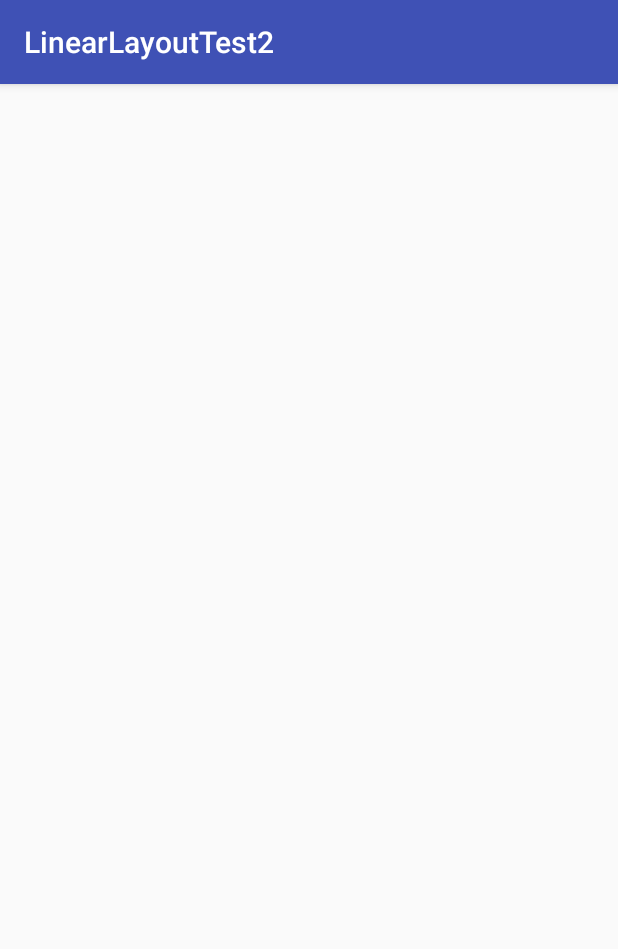
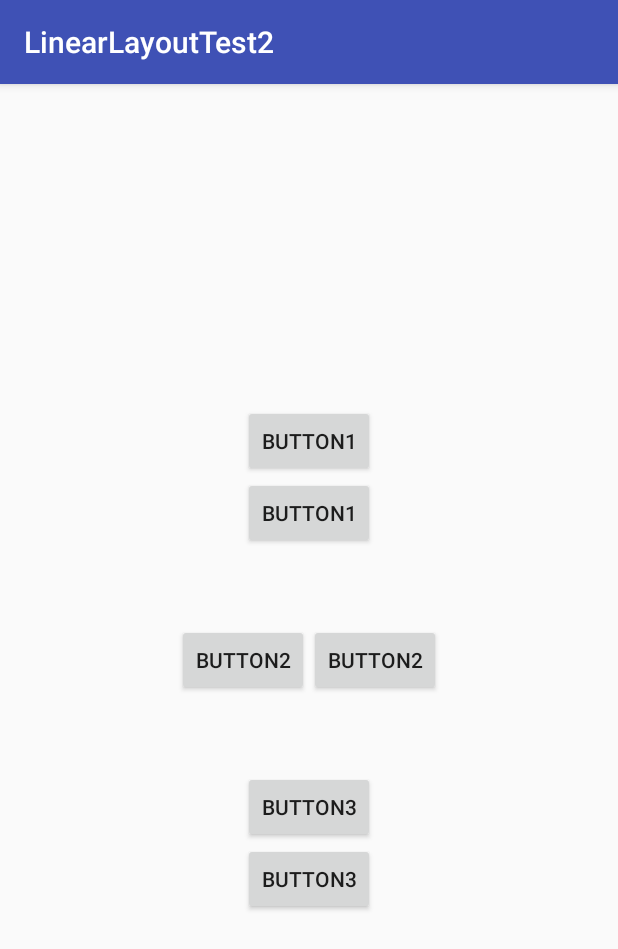
Before and after one commit to jinjinE/LinearLayoutTest2, an Android app: the screen it shows after launch (MainActivity), on a phone screen of 412 x 824 dp. Shown: the top 949 px of the screen. Run offline under Robolectric (Android 15) with nearby library versions, the phone set to English and light mode, and no system bars.

Commit message:
#2 Child  LinearLayout plus

```diff
--- a/app/src/main/res/layout/activity_main.xml
+++ b/app/src/main/res/layout/activity_main.xml
@@ -4,21 +4,66 @@
     xmlns:tools="http://schemas.android.com/tools"
     android:layout_width="match_parent"
     android:layout_height="match_parent"
-    tools:context="emirim0223.kr.hs.emirim.linearlayouttest2.MainActivity">
+    tools:context="emirim0223.kr.hs.emirim.linearlayouttest2.MainActivity"
+    android:orientation="vertical"
+    android:gravity="center">
 
     <LinearLayout
         android:layout_width="match_parent"
         android:layout_height="wrap_content"
-        android:orientation="vertical"/>
+        android:orientation="vertical"
+        android:gravity="center_horizontal"
+        >
+        <Button
+            android:layout_width="wrap_content"
+            android:layout_height="wrap_content"
+            android:text="Button1"
+            />
+
+        <Button
+            android:layout_width="wrap_content"
+            android:layout_height="wrap_content"
+            android:text="Button1"
+            />
+    </LinearLayout>
 
     <LinearLayout
         android:layout_width="match_parent"
         android:layout_height="wrap_content"
-        android:orientation="horizontal"/>
+        android:orientation="horizontal"
+        android:gravity="center"
+        android:layout_margin="50dp">
+
+        <Button
+            android:layout_width="wrap_content"
+            android:layout_height="wrap_content"
+            android:text="Button2"
+            />
+
+        <Button
+            android:layout_width="wrap_content"
+            android:layout_height="wrap_content"
+            android:text="Button2"
+            />
+</LinearLayout>
 
     <LinearLayout
         android:layout_width="match_parent"
         android:layout_height="wrap_content"
-        android:orientation="vertical"/>
+        android:orientation="vertical"
+        android:gravity="center">
+
+        <Button
+            android:layout_width="wrap_content"
+            android:layout_height="wrap_content"
+            android:text="Button3"
+            />
+
+        <Button
+            android:layout_width="wrap_content"
+            android:layout_height="wrap_content"
+            android:text="Button3"
+            />
+    </LinearLayout>
 
 </LinearLayout>
```
